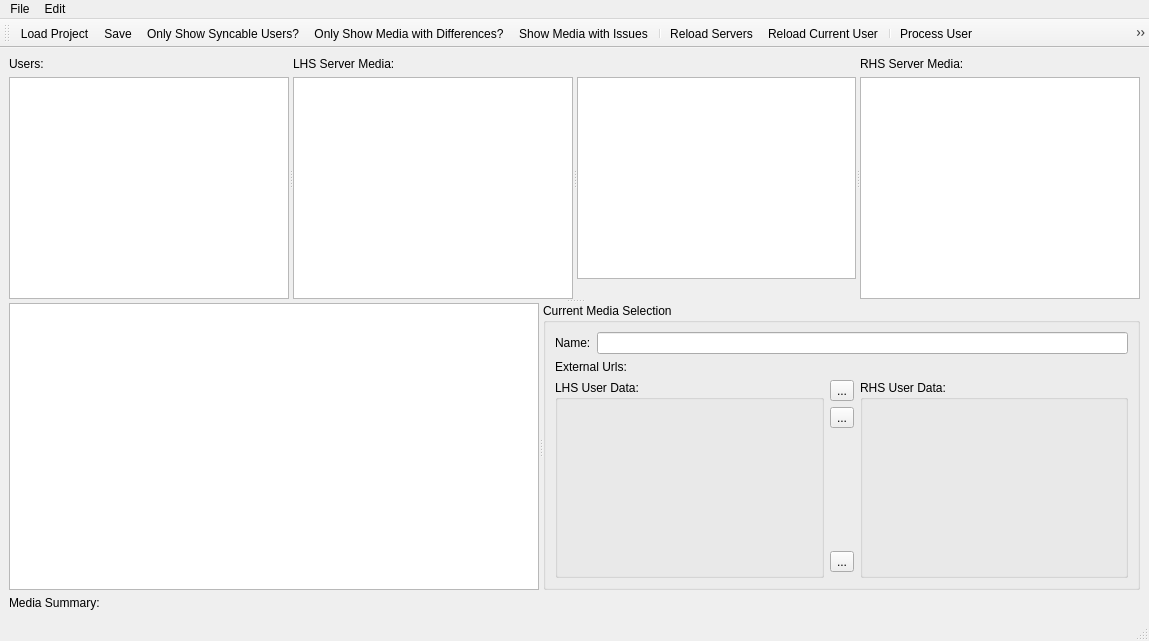
This is UI/MainWindow.ui in towel42-com/EmbySync as Qt 5 draws it before an edit. The edited form follows.
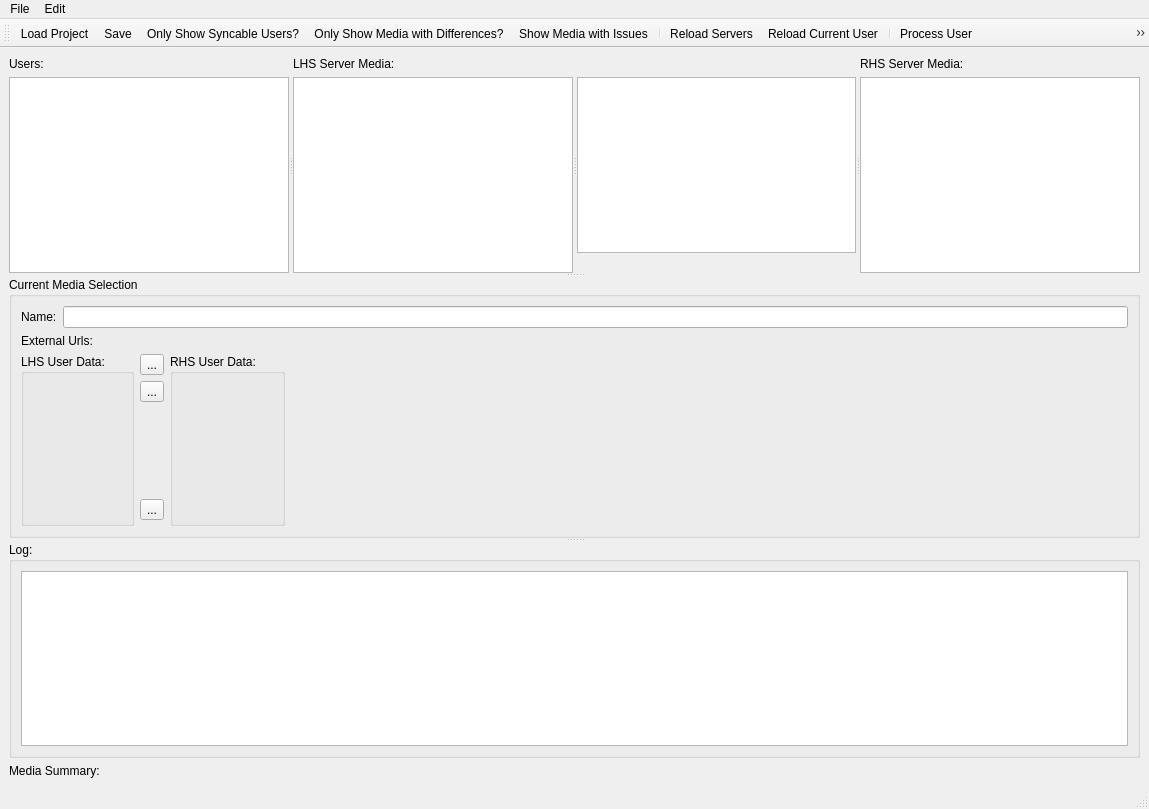
This is the edited form. Icons and pictures are not drawn. Custom widgets are drawn as their Qt base class.

Commit message: CHange up the mainwindow layout

Diff of the .ui file:
```diff
--- a/UI/MainWindow.ui
+++ b/UI/MainWindow.ui
@@ -7,16 +7,16 @@
     <x>0</x>
     <y>0</y>
     <width>1149</width>
-    <height>641</height>
+    <height>809</height>
    </rect>
   </property>
   <property name="windowTitle">
    <string>EmbySync</string>
   </property>
   <widget class="QWidget" name="centralwidget">
-   <layout class="QVBoxLayout" name="verticalLayout_6">
+   <layout class="QVBoxLayout" name="verticalLayout_5">
     <item>
-     <widget class="QSplitter" name="splitter_3">
+     <widget class="QSplitter" name="splitter">
       <property name="orientation">
        <enum>Qt::Vertical</enum>
       </property>
@@ -167,26 +167,24 @@
         </layout>
        </widget>
       </widget>
-      <widget class="QSplitter" name="lowerSplitter">
-       <property name="orientation">
-        <enum>Qt::Horizontal</enum>
-       </property>
-       <widget class="QPlainTextEdit" name="log">
-        <property name="tabChangesFocus">
-         <bool>true</bool>
-        </property>
-        <property name="lineWrapMode">
-         <enum>QPlainTextEdit::NoWrap</enum>
-        </property>
-        <property name="readOnly">
-         <bool>true</bool>
-        </property>
-       </widget>
        <widget class="QGroupBox" name="currMediaBox">
         <property name="title">
          <string>Current Media Selection</string>
         </property>
         <layout class="QGridLayout" name="gridLayout">
+        <item row="4" column="1">
+         <spacer name="verticalSpacer">
+          <property name="orientation">
+           <enum>Qt::Vertical</enum>
+          </property>
+          <property name="sizeHint" stdset="0">
+           <size>
+            <width>20</width>
+            <height>105</height>
+           </size>
+          </property>
+         </spacer>
+        </item>
          <item row="2" column="2" rowspan="5">
           <widget class="CMediaUserDataWidget" name="rhsUserMediaData">
            <property name="title">
@@ -194,35 +192,6 @@
            </property>
           </widget>
          </item>
-         <item row="2" column="1">
-          <widget class="QToolButton" name="applyToRight">
-           <property name="text">
-            <string>...</string>
-           </property>
-           <property name="icon">
-            <iconset resource="EmbySync.qrc">
-             <normaloff>:/resources/arrowright.png</normaloff>:/resources/arrowright.png</iconset>
-           </property>
-          </widget>
-         </item>
-         <item row="0" column="0" colspan="3">
-          <layout class="QHBoxLayout" name="horizontalLayout">
-           <item>
-            <widget class="QLabel" name="label">
-             <property name="text">
-              <string>Name:</string>
-             </property>
-            </widget>
-           </item>
-           <item>
-            <widget class="QLineEdit" name="currMediaName">
-             <property name="readOnly">
-              <bool>true</bool>
-             </property>
-            </widget>
-           </item>
-          </layout>
-         </item>
          <item row="3" column="1">
           <widget class="QToolButton" name="applyToLeft">
            <property name="text">
@@ -245,18 +214,16 @@
            </property>
           </widget>
          </item>
-         <item row="4" column="1">
-          <spacer name="verticalSpacer">
-           <property name="orientation">
-            <enum>Qt::Vertical</enum>
-           </property>
-           <property name="sizeHint" stdset="0">
-            <size>
-             <width>20</width>
-             <height>105</height>
-            </size>
-           </property>
-          </spacer>
+        <item row="2" column="1">
+         <widget class="QToolButton" name="applyToRight">
+          <property name="text">
+           <string>...</string>
+          </property>
+          <property name="icon">
+           <iconset resource="EmbySync.qrc">
+            <normaloff>:/resources/arrowright.png</normaloff>:/resources/arrowright.png</iconset>
+          </property>
+         </widget>
          </item>
          <item row="2" column="0" rowspan="5">
           <widget class="CMediaUserDataWidget" name="lhsUserMediaData">
@@ -275,8 +242,58 @@
            </property>
           </widget>
          </item>
-        </layout>
-       </widget>
+        <item row="2" column="3">
+         <spacer name="horizontalSpacer">
+          <property name="orientation">
+           <enum>Qt::Horizontal</enum>
+          </property>
+          <property name="sizeHint" stdset="0">
+           <size>
+            <width>40</width>
+            <height>20</height>
+           </size>
+          </property>
+         </spacer>
+        </item>
+        <item row="0" column="0" colspan="4">
+         <layout class="QHBoxLayout" name="horizontalLayout">
+          <item>
+           <widget class="QLabel" name="label">
+            <property name="text">
+             <string>Name:</string>
+            </property>
+           </widget>
+          </item>
+          <item>
+           <widget class="QLineEdit" name="currMediaName">
+            <property name="readOnly">
+             <bool>true</bool>
+            </property>
+           </widget>
+          </item>
+         </layout>
+        </item>
+       </layout>
+      </widget>
+      <widget class="QGroupBox" name="groupBox">
+       <property name="title">
+        <string>Log:</string>
+       </property>
+       <layout class="QVBoxLayout" name="verticalLayout_6">
+        <item>
+         <widget class="QPlainTextEdit" name="log">
+          <property name="tabChangesFocus">
+           <bool>true</bool>
+          </property>
+          <property name="lineWrapMode">
+           <enum>QPlainTextEdit::NoWrap</enum>
+          </property>
+          <property name="readOnly">
+           <bool>true</bool>
+          </property>
+         </widget>
+        </item>
+       </layout>
       </widget>
      </widget>
     </item>
```
Left out of the diff: 1 changed line with no effect on the pictures. Lines whose indentation alone changed are shown as unchanged. The commit also changes 3 other files.
